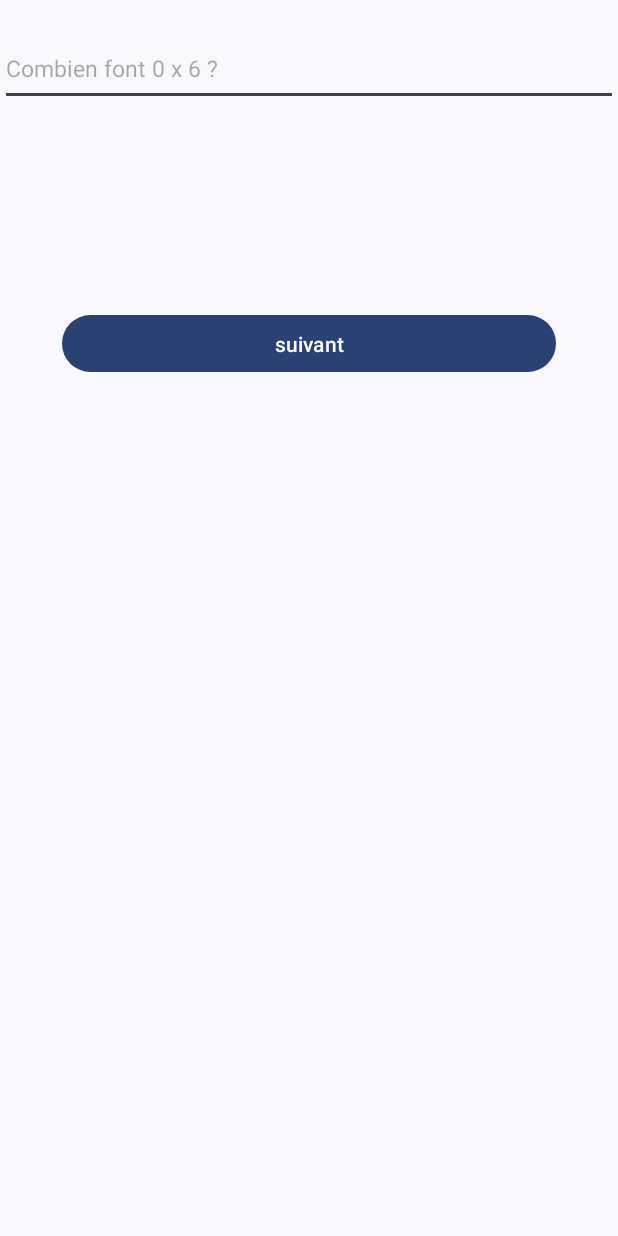
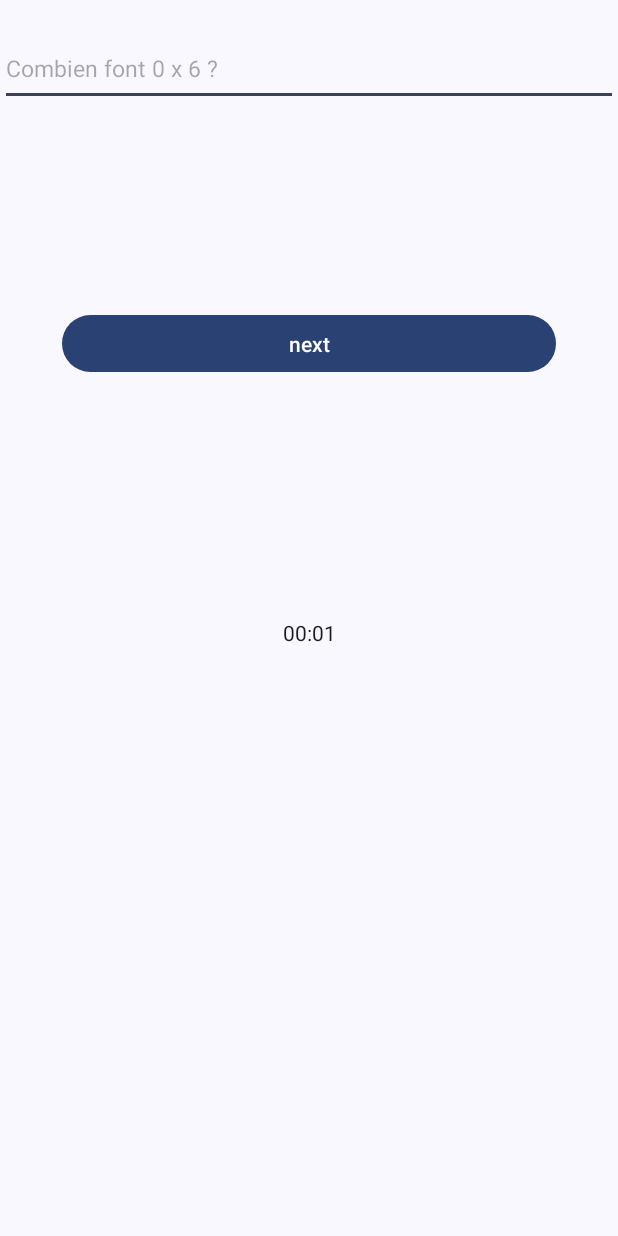
Before and after one commit to AstralArchitect/Tables-de-Multiplication, an Android app: the MainActivity screen opened directly, with no data from a screen before it, on a phone screen of 412 x 824 dp. Run offline under Robolectric (Android 15) with nearby library versions, the phone set to English and light mode, and no system bars; 1 statement that could not run was skipped.

Commit message:
upgrade to 6.2.0 (ajout chronomètre)

```diff
--- a/app/build.gradle.kts
+++ b/app/build.gradle.kts
@@ -12,7 +12,7 @@ android {
         minSdk = 26
         targetSdk = 35
         versionCode = 1
-        versionName = "6.1.0"
+        versionName = "6.2.0"
 
         testInstrumentationRunner = "androidx.test.runner.AndroidJUnitRunner"
         vectorDrawables {
--- a/app/src/main/java/fr/matthsudio/tablesdemultiplication/AppStart.kt
+++ b/app/src/main/java/fr/matthsudio/tablesdemultiplication/AppStart.kt
@@ -4,7 +4,8 @@ import android.app.Application
 
 class AppStart: Application() {
     companion object {
-        val tables: MutableList<Int> = mutableListOf<Int>()
-        var questionCount = 13
+        // configuration for debugging
+        val tables: MutableList<Int> = mutableListOf<Int>(2, 3, 4, 5, 6, 7, 8, 9, 10)
+        var questionCount: Int = 3
     }
 }
--- a/app/src/main/java/fr/matthsudio/tablesdemultiplication/MainActivity.kt
+++ b/app/src/main/java/fr/matthsudio/tablesdemultiplication/MainActivity.kt
@@ -2,14 +2,18 @@ package fr.matthsudio.tablesdemultiplication
 
 import android.annotation.SuppressLint
 import android.content.Intent
+import android.icu.text.SimpleDateFormat
 import android.os.Bundle
+import android.os.SystemClock
 import android.util.Log
 import android.view.View
 import android.view.inputmethod.EditorInfo
 import android.widget.Button
+import android.widget.Chronometer
 import android.widget.EditText
 import android.widget.TextView
 import androidx.appcompat.app.AppCompatActivity
+import java.util.Locale
 
 class Question(one: Int, two: Int){
     var table: Int = one
@@ -53,11 +57,12 @@ class MainActivity : AppCompatActivity() {
     private lateinit var restartButton: Button
     private lateinit var quitButton: Button
     private lateinit var answerEditText: EditText
+    private lateinit var chronometer: Chronometer
 
     // definir la plage des tables
     private val tables = AppStart.tables
     private val questionCount = AppStart.questionCount
-    private val questionRange = mutableListOf<Int>(2, 3, 4, 5, 6, 7, 8, 9, 10, 11, 12)
+    private val questionRange = 2..12
 
     @SuppressLint("SetTextI18n")
     override fun onCreate(savedInstanceState: Bundle?) {
@@ -69,6 +74,7 @@ class MainActivity : AppCompatActivity() {
         answerEditText = findViewById(R.id.answerEditText)
         restartButton = findViewById(R.id.restartButton)
         quitButton = findViewById(R.id.quitButton)
+        chronometer = findViewById(R.id.chronometer)
         // set the answer listener (when enter is pressed)
         answerEditText.setOnEditorActionListener { _, actionId, _ ->
             if (actionId == EditorInfo.IME_ACTION_DONE) {
@@ -83,6 +89,7 @@ class MainActivity : AppCompatActivity() {
         val question = ask(tables)
         userProg.actualQuestion = question
         answerEditText.hint = "Combien font ${question.table} x ${question.question} ?"
+        chronometer.start()
     }
 
     @SuppressLint("SetTextI18n", "DefaultLocale")
@@ -101,21 +108,22 @@ class MainActivity : AppCompatActivity() {
             answerEditText.text.clear()
 
             if (userProg.getProgression() >= questionCount) {
-                var str = "Vous avez obtenu " + String.format("%.2f", userProg.getNote().toFloat() / questionCount.toFloat() * 20.0) + "/20"
+                var str = "Vous avez eu " + String.format("%.2f", userProg.getNote().toFloat() / questionCount.toFloat() * 20.0) + "/20 en " + getFormattedElapsedTime(chronometer) + " secondes."
 
-                str += if ((userProg.getNote().toFloat() / questionCount.toFloat()).toDouble() != 1.0) "\n\nVos erreurs :\n"
-                else ", bravo!"
+                str += if ((userProg.getNote().toFloat() / questionCount.toFloat()).toDouble() != 1.0) "\nTemps moyen par question : ${getFormattedElapsedTime(chronometer, questionCount)}\n\nVos erreurs :\n"
+                else ", bravo!\n\nTemps moyen par question : ${getFormattedElapsedTime(chronometer, questionCount)}"
 
                 for (i in userProg.getMauvaiseReponses()) {
                     str += "${i.table} x ${i.question} = ${i.res} (votre réponse : ${i.answer})\n"
                 }
                 textView.text= str
-                nextButton.visibility = View.GONE
+                view.visibility = View.GONE
                 answerEditText.visibility = View.GONE
                 restartButton.visibility = View.VISIBLE
                 quitButton.visibility = View.VISIBLE
-
-                answerEditText.setOnEditorActionListener { _, _, _ -> false }
+                chronometer.stop()
+                chronometer.visibility = View.GONE
+                answerEditText.isEnabled = false
 
                 return
             }
@@ -140,7 +148,6 @@ class MainActivity : AppCompatActivity() {
             userProg.cAnswerList.clear()
 
         Log.i("MainActivity:ask()", "range: $range")
-        Log.i("MainActivity:ask()", "range's size: ${range.count()}")
         Log.i("MainActivity:ask()", "userProg.cAnswerList's size: ${userProg.cAnswerList.size}")
 
         do {
@@ -150,6 +157,12 @@ class MainActivity : AppCompatActivity() {
         userProg.cAnswerList.add(one * two)
 
         return Question(one, two)
+    }
+
+    private fun getFormattedElapsedTime(chronometer: Chronometer, qCount: Int = 1): String {
+        val elapsedMillis = (SystemClock.elapsedRealtime() - chronometer.base) / qCount
+        val format = SimpleDateFormat("mm:ss", Locale.getDefault())
+        return format.format(elapsedMillis)
     }
 
     fun onRestartButtonClicked(view: View) {
--- a/app/src/main/res/layout/activity_main.xml
+++ b/app/src/main/res/layout/activity_main.xml
@@ -112,4 +112,12 @@
 
     </ScrollView>
 
+    <Chronometer
+        android:id="@+id/chronometer"
+        android:layout_width="wrap_content"
+        android:layout_height="wrap_content"
+        app:layout_constraintEnd_toEndOf="parent"
+        app:layout_constraintStart_toStartOf="parent"
+        app:layout_constraintTop_toTopOf="@+id/textViewGuideline" />
+
 </androidx.constraintlayout.widget.ConstraintLayout>
--- a/app/src/main/res/values/strings.xml
+++ b/app/src/main/res/values/strings.xml
@@ -1,9 +1,8 @@
 <resources>
-    <string name="app_name">Tables de Multiplication</string>
-    <string name="suivant">suivant</string>
-    <string name="redemmarrer">Redemmarrer</string>
-    <string name="commencer">commencer</string>
-    <string name="config_range_string">Entrez la plage de table (ex: 1–10)</string>
-    <string name="quitter_string">quitter</string>
-    <string name="questionCountEditText_hint">Entrez le nombre de question à poser</string>
+    <string name="app_name" translatable="false">Tables de Multiplication</string>
+    <string name="suivant">next</string>
+    <string name="redemmarrer">restart</string>
+    <string name="commencer">start</string>
+    <string name="quitter_string">quit</string>
+    <string name="questionCountEditText_hint">Enter the number of questions to ask (default:10)</string>
 </resources>
```
Also changed, not shown: app/src/main/java/fr/matthsudio/tablesdemultiplication/ConfigurationActivity.kt (+6 -2 lines), 1 other file.
